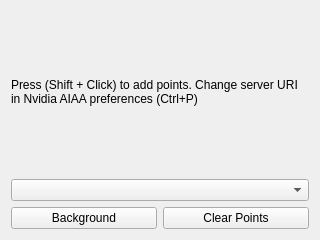
This is mitk-plugin/Plugins/org.mitk.nvidia.aiaa/src/NvidiaDeepgrowSegTool2DGUI.ui in NVIDIA/ai-assisted-annotation-client as Qt 5 draws it before an edit. The edited form follows.
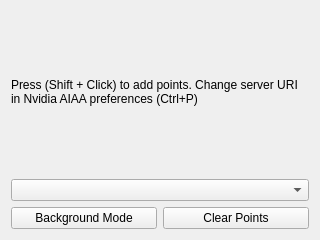
This is the edited form.

Commit message:
Fix compile errors (#56)
* Fix compile errors for mac os

* Update NvidiaDeepgrowSegTool2DGUI.ui

* fix color type for background/foreground/dextr3d points

```diff
--- a/mitk-plugin/Plugins/org.mitk.nvidia.aiaa/src/NvidiaDeepgrowSegTool2DGUI.ui
+++ b/mitk-plugin/Plugins/org.mitk.nvidia.aiaa/src/NvidiaDeepgrowSegTool2DGUI.ui
@@ -42,7 +42,7 @@
                 <string>Switch between foreground/background to add points</string>
               </property>
               <property name="text">
-                <string>Background</string>
+                <string>Background Mode</string>
               </property>
               <property name="checkable">
                 <bool>true</bool>
```
The commit also changes 2 other files.
